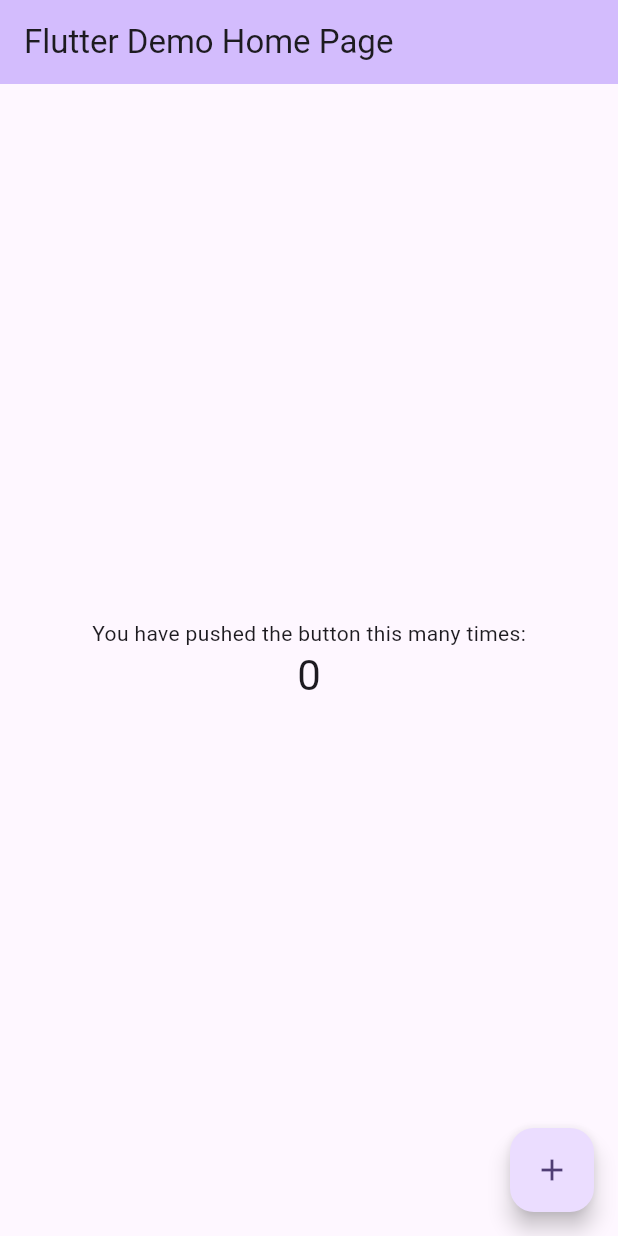
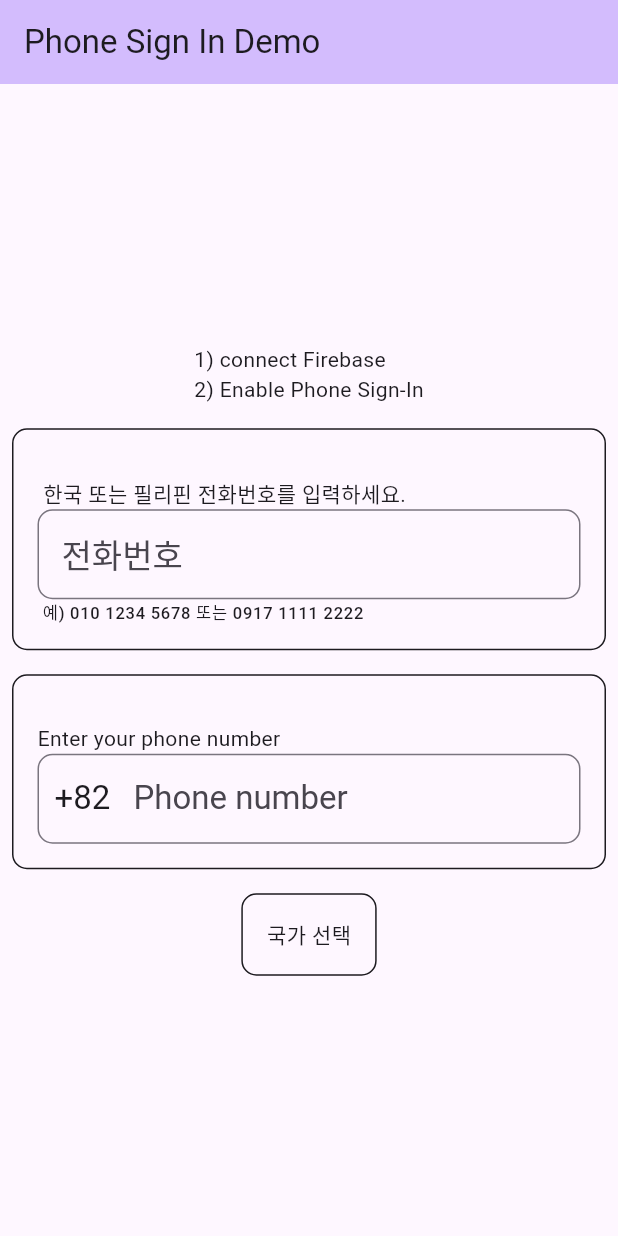
Before and after one commit to thruthesky/phone_sign_in, a Flutter app: the screen it shows after launch, on a phone screen of 412 x 824 dp. Run offline on Flutter 3.47's test engine with Material 3 defaults, Android fonts, the phone set to English and light mode, and no system bars; our stand-ins replace country_picker, firebase_auth, firebase_core; accounts and stored records are empty.

Commit message:
adding phone sign

```diff
--- a/example/lib/main.dart
+++ b/example/lib/main.dart
@@ -1,125 +1,174 @@
+import 'package:country_picker/country_picker.dart';
+import 'package:example/firebase_options.dart';
+import 'package:firebase_core/firebase_core.dart';
 import 'package:flutter/material.dart';
+import 'package:phone_sign_in/phone_sign_in.dart';
 
-void main() {
+void main() async {
+  WidgetsFlutterBinding.ensureInitialized();
+  await Firebase.initializeApp(
+    options: DefaultFirebaseOptions.currentPlatform,
+  );
   runApp(const MyApp());
 }
 
 class MyApp extends StatelessWidget {
   const MyApp({super.key});
 
-  // This widget is the root of your application.
   @override
   Widget build(BuildContext context) {
     return MaterialApp(
       title: 'Flutter Demo',
       theme: ThemeData(
-        // This is the theme of your application.
-        //
-        // TRY THIS: Try running your application with "flutter run". You'll see
-        // the application has a purple toolbar. Then, without quitting the app,
-        // try changing the seedColor in the colorScheme below to Colors.green
-        // and then invoke "hot reload" (save your changes or press the "hot
-        // reload" button in a Flutter-supported IDE, or press "r" if you used
-        // the command line to start the app).
-        //
-        // Notice that the counter didn't reset back to zero; the application
-        // state is not lost during the reload. To reset the state, use hot
-        // restart instead.
-        //
-        // This works for code too, not just values: Most code changes can be
-        // tested with just a hot reload.
         colorScheme: ColorScheme.fromSeed(seedColor: Colors.deepPurple),
         useMaterial3: true,
       ),
-      home: const MyHomePage(title: 'Flutter Demo Home Page'),
+      home: const MyHomePage(),
     );
   }
 }
 
 class MyHomePage extends StatefulWidget {
-  const MyHomePage({super.key, required this.title});
-
-  // This widget is the home page of your application. It is stateful, meaning
-  // that it has a State object (defined below) that contains fields that affect
-  // how it looks.
-
-  // This class is the configuration for the state. It holds the values (in this
-  // case the title) provided by the parent (in this case the App widget) and
-  // used by the build method of the State. Fields in a Widget subclass are
-  // always marked "final".
-
-  final String title;
+  const MyHomePage({super.key});
 
   @override
   State<MyHomePage> createState() => _MyHomePageState();
 }
 
 class _MyHomePageState extends State<MyHomePage> {
-  int _counter = 0;
-
-  void _incrementCounter() {
-    setState(() {
-      // This call to setState tells the Flutter framework that something has
-      // changed in this State, which causes it to rerun the build method below
-      // so that the display can reflect the updated values. If we changed
-      // _counter without calling setState(), then the build method would not be
-      // called again, and so nothing would appear to happen.
-      _counter++;
-    });
-  }
-
   @override
   Widget build(BuildContext context) {
-    // This method is rerun every time setState is called, for instance as done
-    // by the _incrementCounter method above.
-    //
-    // The Flutter framework has been optimized to make rerunning build methods
-    // fast, so that you can just rebuild anything that needs updating rather
-    // than having to individually change instances of widgets.
     return Scaffold(
       appBar: AppBar(
-        // TRY THIS: Try changing the color here to a specific color (to
-        // Colors.amber, perhaps?) and trigger a hot reload to see the AppBar
-        // change color while the other colors stay the same.
         backgroundColor: Theme.of(context).colorScheme.inversePrimary,
-        // Here we take the value from the MyHomePage object that was created by
-        // the App.build method, and use it to set our appbar title.
-        title: Text(widget.title),
+        title: const Text('Phone Sign In Demo'),
       ),
       body: Center(
-        // Center is a layout widget. It takes a single child and positions it
-        // in the middle of the parent.
+        child: Padding(
+          padding: const EdgeInsets.all(8.0),
           child: Column(
-          // Column is also a layout widget. It takes a list of children and
-          // arranges them vertically. By default, it sizes itself to fit its
-          // children horizontally, and tries to be as tall as its parent.
-          //
-          // Column has various properties to control how it sizes itself and
-          // how it positions its children. Here we use mainAxisAlignment to
-          // center the children vertically; the main axis here is the vertical
-          // axis because Columns are vertical (the cross axis would be
-          // horizontal).
-          //
-          // TRY THIS: Invoke "debug painting" (choose the "Toggle Debug Paint"
-          // action in the IDE, or press "p" in the console), to see the
-          // wireframe for each widget.
             mainAxisAlignment: MainAxisAlignment.center,
             children: <Widget>[
               const Text(
-              'You have pushed the button this many times:',
+                '1) connect Firebase\n2) Enable Phone Sign-In',
               ),
-            Text(
-              '$_counter',
-              style: Theme.of(context).textTheme.headlineMedium,
+
+              /// 한국전화번호 또는 필리핀 전화번호를 입력받는 경우,
+              Box(
+                child: PhoneSignIn(
+                  labelOnPhoneNumberTextField: const Text(
+                    ' 한국 또는 필리핀 전화번호를 입력하세요.',
+                  ),
+                  labelUnderPhoneNumberTextField: Text(
+                    ' 예) 010 1234 5678 또는 0917 1111 2222',
+                    style: Theme.of(context).textTheme.labelSmall,
+                  ),
+                  labelVerifyPhoneNumberButton: const Text('전화번호 인증'),
+                  labelOnDisplayPhoneNumber: const Text('전화번호'),
+                  labelOnSmsCodeTextField: const Text('SMS 코드를 입력하세요'),
+                  labelRetry: const Text('재시도'),
+                  labelVerifySmsCodeButton: const Text('SMS 코드 인증'),
+                  hintTextPhoneNumberTextField: '전화번호',
+                  hintTextSmsCodeTextField: 'SMS 코드',
+                  onCompletePhoneNumber: onCompletePhoneNumber,
+                  onDisplayPhoneNumber: (phoneNumber) {
+                    print('Got -> display phone number: $phoneNumber');
+
+                    if (phoneNumber.startsWith('+8210')) {
+                      phoneNumber = phoneNumber.replaceFirst('+82', '0');
+                      phoneNumber =
+                          '${phoneNumber.substring(0, 3)}-${phoneNumber.substring(3, 7)}-${phoneNumber.substring(7)}';
+                    } else if (phoneNumber.startsWith('+639')) {
+                      phoneNumber = phoneNumber.replaceFirst('+63', '0');
+                      phoneNumber =
+                          '${phoneNumber.substring(0, 4)}-${phoneNumber.substring(4, 7)}-${phoneNumber.substring(7)}';
+                    }
+
+                    print('Return -> display phone number: $phoneNumber');
+                    return phoneNumber;
+                  },
+                  onSignInSuccess: onSignInSuccess,
+                  onSignInFailed: onSignInFailed,
+                ),
+              ),
+              Box(
+                child: PhoneSignIn(
+                  countryCode: 'KR',
+                  onSignInSuccess: onSignInSuccess,
+                  onSignInFailed: onSignInFailed,
+                ),
+              ),
+              Box(
+                child: PhoneSignIn(
+                  labelOnCountryPicker: const Text('국가 선택'),
+                  labelChangeCountry: const Text('변경'),
+
+                  /// You can add country picker on the phone sign in by adding the countryPickerOptions parameter.
+                  countryPickerOptions: CountryPickerOptions(
+                    /// You can add your own custom country list like below. Or remove the countryFilter parameter to show all countries.
+                    // countryFilter: ['KR', 'VN', 'TH', 'LA', 'MM', 'PH'],
+                    showSearch: false,
+                    countryListTheme: const CountryListThemeData(
+                      bottomSheetHeight: 400,
+                    ),
+                    onSelect: (country) {
+                      print('Country: ${country.name}');
+                    },
+                  ),
+                  onSignInSuccess: onSignInSuccess,
+                  onSignInFailed: onSignInFailed,
+                ),
               ),
             ],
           ),
         ),
-      floatingActionButton: FloatingActionButton(
-        onPressed: _incrementCounter,
-        tooltip: 'Increment',
-        child: const Icon(Icons.add),
-      ), // This trailing comma makes auto-formatting nicer for build methods.
+      ),
+    );
+  }
+
+  String onCompletePhoneNumber(String phoneNumber) {
+    if (phoneNumber.startsWith('10')) {
+      phoneNumber = '+82$phoneNumber';
+    } else if (phoneNumber.startsWith('9')) {
+      phoneNumber = '+63$phoneNumber';
+    }
+    print('Phone number: $phoneNumber');
+    return phoneNumber;
+  }
+
+  void onSignInSuccess() {
+    print('Sign in success');
+  }
+
+  void onSignInFailed(e) => ScaffoldMessenger.of(context).showSnackBar(
+        SnackBar(
+          content: Text('Sign in failed:  ${e.message}'),
+        ),
+      );
+}
+
+class Box extends StatelessWidget {
+  const Box({
+    super.key,
+    required this.child,
+  });
+
+  final Widget child;
+
+  @override
+  Widget build(BuildContext context) {
+    return Container(
+        margin: const EdgeInsets.only(top: 16),
+        padding: const EdgeInsets.all(16),
+        decoration: BoxDecoration(
+          color: Theme.of(context).colorScheme.surface,
+          borderRadius: BorderRadius.circular(10),
+          border: Border.all(
+            color: Theme.of(context).colorScheme.onSurface,
+          ),
+        ),
+        child:
+            child // This is the child widget that will be displayed inside the box
         );
   }
 }
--- a/example/pubspec.yaml
+++ b/example/pubspec.yaml
@@ -35,6 +35,11 @@ dependencies:
   # The following adds the Cupertino Icons font to your application.
   # Use with the CupertinoIcons class for iOS style icons.
   cupertino_icons: ^1.0.6
+  firebase_core: ^2.31.0
+  firebase_auth: ^4.19.5
+  phone_sign_in:
+    path: ..
+  country_picker: ^2.0.26
 
 dev_dependencies:
   flutter_test:
--- /dev/null
+++ b/lib/src/country_picker_options.dart
@@ -0,0 +1,36 @@
+import 'package:country_picker/country_picker.dart';
+import 'package:flutter/material.dart';
+
+class CountryPickerOptions {
+  final ValueChanged<Country> onSelect;
+  final VoidCallback? onClosed;
+  final List<String>? favorite;
+  final List<String>? exclude;
+  final List<String>? countryFilter;
+  final bool showPhoneCode;
+  final CustomFlagBuilder? customFlagBuilder;
+  final CountryListThemeData? countryListTheme;
+  final bool searchAutofocus;
+  final bool showWorldWide;
+  final bool showSearch;
+  final bool useSafeArea;
+  final bool useRootNavigator;
+  final bool moveAlongWithKeyboard;
+
+  const CountryPickerOptions({
+    required this.onSelect,
+    this.onClosed,
+    this.favorite,
+    this.exclude,
+    this.countryFilter,
+    this.showPhoneCode = true,
+    this.customFlagBuilder,
+    this.countryListTheme,
+    this.searchAutofocus = false,
+    this.showWorldWide = false,
+    this.showSearch = true,
+    this.useSafeArea = false,
+    this.useRootNavigator = false,
+    this.moveAlongWithKeyboard = false,
+  });
+}
--- /dev/null
+++ b/lib/src/phone_sign_in.dart
@@ -0,0 +1,357 @@
+import 'dart:developer';
+
+import 'package:country_picker/country_picker.dart';
+import 'package:firebase_auth/firebase_auth.dart';
+import 'package:flutter/material.dart';
+import 'package:phone_sign_in/phone_sign_in.dart';
+
+/// A widget that allows users to sign in with their phone number.
+///
+/// This widget is a wrapper around the Firebase phone authentication API.
+///
+/// If the phone number from user start with '+', then the phone number will be used as it is (without any formatting).
+///
+///
+///
+class PhoneSignIn extends StatefulWidget {
+  const PhoneSignIn({
+    super.key,
+    this.countryCode,
+    this.countryPickerOptions,
+    this.firebaseAuthLanguageCode = 'en',
+    this.onCompletePhoneNumber,
+    this.onDisplayPhoneNumber,
+    required this.onSignInSuccess,
+    required this.onSignInFailed,
+    this.labelOnPhoneNumberTextField,
+    this.labelUnderPhoneNumberTextField,
+    this.labelVerifyPhoneNumberButton,
+    this.labelOnDisplayPhoneNumber,
+    this.labelOnSmsCodeTextField,
+    this.labelRetry,
+    this.labelVerifySmsCodeButton,
+    this.labelOnCountryPicker,
+    this.labelChangeCountry,
+    this.hintTextPhoneNumberTextField,
+    this.hintTextSmsCodeTextField,
+  });
+
+  final String? countryCode;
+  final CountryPickerOptions? countryPickerOptions;
+  final String firebaseAuthLanguageCode;
+  final String Function(String)? onCompletePhoneNumber;
+  final String Function(String)? onDisplayPhoneNumber;
+
+  final VoidCallback onSignInSuccess;
+  final void Function(FirebaseAuthException) onSignInFailed;
+
+  final Widget? labelOnPhoneNumberTextField;
+  final Widget? labelUnderPhoneNumberTextField;
+  final Widget? labelVerifyPhoneNumberButton;
+  final Widget? labelOnDisplayPhoneNumber;
+  final Widget? labelOnSmsCodeTextField;
+  final Widget? labelRetry;
+  final Widget? labelVerifySmsCodeButton;
+  final Widget? labelOnCountryPicker;
+  final Widget? labelChangeCountry;
+
+  final String? hintTextPhoneNumberTextField;
+  final String? hintTextSmsCodeTextField;
+
+  @override
+  State<PhoneSignIn> createState() => _PhoneSignInState();
+}
+
+class _PhoneSignInState extends State<PhoneSignIn> {
+  bool progress = false;
+  Country? country;
+  final TextEditingController phoneNumberController = TextEditingController();
+  final TextEditingController smsCodeController = TextEditingController();
+  bool get countryPicker => widget.countryPickerOptions != null;
+
+  String? verificationId;
+
+  bool showSmsCodeInput = false;
+
+  @override
+  void initState() {
+    super.initState();
+
+    if (widget.countryCode != null) {
+      country = Country.parse(widget.countryCode!);
+    }
+  }
+
+  @override
+  Widget build(BuildContext context) {
+    return Column(
+      crossAxisAlignment: CrossAxisAlignment.start,
+      mainAxisAlignment: MainAxisAlignment.start,
+      mainAxisSize: MainAxisSize.min,
+      children: [
+        if (countryPicker)
+          GestureDetector(
+            behavior: HitTestBehavior.opaque,
+            onTap: () {
+              showCountryPicker(
+                context: context,
+                onClosed: widget.countryPickerOptions?.onClosed,
+                favorite: widget.countryPickerOptions?.favorite,
+                exclude: widget.countryPickerOptions?.exclude,
+                countryFilter: widget.countryPickerOptions?.countryFilter,
+                showPhoneCode:
+                    widget.countryPickerOptions?.showPhoneCode ?? true,
+                customFlagBuilder:
+                    widget.countryPickerOptions?.customFlagBuilder,
+                countryListTheme: widget.countryPickerOptions?.countryListTheme,
+                searchAutofocus:
+                    widget.countryPickerOptions?.searchAutofocus ?? false,
+                showWorldWide:
+                    widget.countryPickerOptions?.showWorldWide ?? false,
+                showSearch: widget.countryPickerOptions?.showSearch ?? true,
+                useSafeArea: widget.countryPickerOptions?.useSafeArea ?? true,
+                onSelect: (Country country) {
+                  setState(() {
+                    this.country = country;
+                    widget.countryPickerOptions?.onSelect(country);
+                  });
+                },
+                useRootNavigator:
+                    widget.countryPickerOptions?.useRootNavigator ?? false,
+                moveAlongWithKeyboard:
+                    widget.countryPickerOptions?.moveAlongWithKeyboard ?? false,
+              );
+            },
+            child: Column(
+              crossAxisAlignment: CrossAxisAlignment.start,
+              mainAxisAlignment: MainAxisAlignment.start,
+              mainAxisSize: MainAxisSize.min,
+              children: [
+                widget.labelOnCountryPicker ??
+                    const Text('Select your country'),
+                if (country != null) ...[
+                  Text('(+${country!.phoneCode}) ${country!.name}',
+                      style: Theme.of(context).textTheme.titleLarge),
+                  widget.labelChangeCountry ??
+                      Text('Change',
+                          style: Theme.of(context).textTheme.labelSmall),
+                ],
+              ],
+            ),
+          ),
+        if (showSmsCodeInput == false &&
+            (countryPicker == false || country != null)) ...[
+          const SizedBox(height: 16),
+          widget.labelOnPhoneNumberTextField ??
+              const Text('Enter your phone number'),
+          TextField(
+            controller: phoneNumberController,
+            style: Theme.of(context).textTheme.titleLarge,
+            decoration: InputDecoration(
+              prefixIcon: country != null
+                  ? SizedBox(
+                      width: country!.phoneCode.length <= 2 ? 60 : 80,
+                      child: Center(
+                        child: Text(
+                          '+${country!.phoneCode}',
+                          style: Theme.of(context).textTheme.titleLarge,
+                        ),
+                      ),
+                    )
+                  : null,
+              hintText: widget.hintTextPhoneNumberTextField ?? 'Phone number',
+              border: OutlineInputBorder(
+                borderRadius: BorderRadius.circular(10),
+              ),
+            ),
+            onChanged: (value) => setState(() {}),
+          ),
+          if (widget.labelUnderPhoneNumberTextField != null)
+            widget.labelUnderPhoneNumberTextField!,
+          if (phoneNumberController.text.isNotEmpty) ...[
+            const SizedBox(height: 16),
+            ElevatedButton(
+              onPressed: () async {
+                showProgress();
+                FirebaseAuth.instance
+                    .setLanguageCode(widget.firebaseAuthLanguageCode);
+
+                await FirebaseAuth.instance.verifyPhoneNumber(
+                  timeout: const Duration(seconds: 120),
+                  phoneNumber: onCompletePhoneNumber(),
+                  // Android Only. Automatic SMS code resolved. Just go home.
+                  verificationCompleted:
+                      (PhoneAuthCredential credential) async {
+                    // Note that, the app logs in automatically in Anroid, the app may throw time-expire or invalid sms code.
+                    // You can ignore this erorrs.
+                    // Sign the user in (or link) with the auto-generated credential
+                    await FirebaseAuth.instance
+                        .signInWithCredential(credential);
+                    onSignInSuccess();
+                  },
+                  // Phone number verification failed or there is an error on Firebase like quota exceeded.
+                  // This is not for the failures of SMS code verification!!
+                  verificationFailed: (FirebaseAuthException e) {
+                    onSignInFailed(e);
+                  },
+                  // Phone number verfied and SMS code sent to user.
+                  // Show SMS code input UI.
+                  codeSent: (String verificationId, int? resendToken) {
+                    this.verificationId = verificationId;
+                    setState(() {
+                      showSmsCodeInput = true;
+                      hideProgress();
+                    });
+                  },
+                  // Only for Android. This timeout may happens when the Phone Signal is not stable.
+                  codeAutoRetrievalTimeout: (String verificationId) {
+                    // Auto-resolution timed out...
+                    if (mounted) {
+                      ScaffoldMessenger.of(context).showSnackBar(
+                        const SnackBar(
+                          content: Text(
+                            'SMS code auto-resolution timed out. Please retry.',
+                          ),
+                        ),
+                      );
+                      setState(() {
+                        showSmsCodeInput = false;
+                      });
+                      hideProgress();
+                    }
+                  },
+                );
+              },
+              child: progress
+                  ? const CircularProgressIndicator.adaptive()
+                  : widget.labelVerifyPhoneNumberButton ??
+                      const Text('Verify phone number'),
+            ),
+          ],
+        ],
+        if (showSmsCodeInput) ...[
+          widget.labelOnDisplayPhoneNumber ?? const Text('Phone number'),
+          Text(
+            onDisplayPhoneNumber(),
+            style: Theme.of(context).textTheme.titleLarge,
+          ),
+          const SizedBox(height: 16),
+          widget.labelOnSmsCodeTextField ?? const Text('Enter the SMS code'),
+          TextField(
+            controller: smsCodeController,
+            style: Theme.of(context).textTheme.titleLarge,
+            decoration: InputDecoration(
+              hintText: widget.hintTextSmsCodeTextField ?? 'SMS code',
+              border: OutlineInputBorder(
+                borderRadius: BorderRadius.circular(10),
+              ),
+            ),
+            onChanged: (value) => setState(() {}),
+          ),
+          const SizedBox(height: 16),
+          Row(
+            children: [
+              ElevatedButton(
+                onPressed: retry,
+                child: widget.labelRetry ?? const Text('Retry'),
+              ),
+              const Spacer(),
+              if (smsCodeController.text.isNotEmpty)
+                ElevatedButton(
+                  onPressed: () async {
+                    showProgress();
+                    final credential = PhoneAuthProvider.credential(
+                      verificationId: verificationId!,
+                      smsCode: smsCodeController.text,
+                    );
+                    try {
+                      await FirebaseAuth.instance
+                          .signInWithCredential(credential);
+                      onSignInSuccess();
+                    } on FirebaseAuthException catch (e) {
+                      onSignInFailed(e);
+                    }
+                  },
+                  child: progress
+                      ? const CircularProgressIndicator.adaptive()
+                      : widget.labelVerifySmsCodeButton ??
+                          const Text('Verify SMS code'),
+                ),
+            ],
+          )
+        ],
+      ],
+    );
+  }
+
+  /// Format the phone number to display
+  ///
+  /// This function returns the phone number that will be displayed to the user.
+  /// The phone number may be in any form that is suitable for the user interface.
+  ///
+  /// 이 함수는 [onCompletePhoneNumber] 함수와는 다르게 Firebase sign-in 에 사용되는 전화번호가 아닌,
+  /// 사용자에 보여줄 친숙한 형태로 전화번호를 반환하면 된다.
+  ///
+  /// 예를 들면, 전화번호가 한국 전화번호로 "+82" 로 고정되어져 있다면, 화면에 표시할 전화번호는 "010-1234-5678" 과 같이
+  /// 국제 전화번호로 표시 할 필요가 없다.
+  ///
+  String onDisplayPhoneNumber() {
+    final phoneNumber = onCompletePhoneNumber();
+    return widget.onDisplayPhoneNumber?.call(phoneNumber) ?? phoneNumber;
+  }
+
+  /// Format the phone number before sending it to Firebase.
+  ///
+  /// This function should return the phone number in the international phone number format.
+  ///
+  /// 이 함수가 리턴하는 전화번호는 Firebase Phone Sign-in 에 사용되므로, 국제 전화번호 형식으로 반환해야 한다.
+  String onCompletePhoneNumber() {
+    final phoneNumber = phoneNumberController.text;
+    String number = phoneNumber.trim();
+    if (number.startsWith('+')) {
+      log('--> onCompletePhoneNumber: $number starts with +. No formatting needed.');
+      return number;
+    }
+    number = number.replaceAll(RegExp(r'[^\+0-9]'), '');
+    number = number.replaceFirst(RegExp(r'^0'), '');
+    number = number.replaceAll(' ', '');
+    number = number.replaceAll('-', '');
+    number = number.replaceAll('(', '');
+    number = number.replaceAll(')', '');
+
+    if (widget.onCompletePhoneNumber != null) {
+      return widget.onCompletePhoneNumber?.call(number) ?? number;
+    } else if (countryPicker) {
+      return '+${country!.phoneCode}$number';
+    } else {
+      return number;
+    }
+  }
+
+  onSignInSuccess() {
+    hideProgress();
+    widget.onSignInSuccess.call();
+  }
+
+  onSignInFailed(FirebaseAuthException e) {
+    hideProgress();
+    widget.onSignInFailed.call(e);
+  }
+
+  void showProgress() {
+    setState(() => progress = true);
+  }
+
+  void hideProgress() {
+    setState(() => progress = false);
+  }
+
+  void retry() {
+    setState(() {
+      showSmsCodeInput = false;
+      verificationId = null;
+      phoneNumberController.clear();
+      smsCodeController.clear();
+    });
+  }
+}
--- a/pubspec.yaml
+++ b/pubspec.yaml
@@ -8,6 +8,8 @@ environment:
   flutter: ">=1.17.0"
 
 dependencies:
+  country_picker: ^2.0.26
+  firebase_auth: ^4.19.5
   flutter:
     sdk: flutter
 
```
Also changed, not shown: lib/phone_sign_in.dart (+2 -7 lines), example/lib/firebase_options.dart (added), example/pubspec.lock, 24 other files. Lines whose indentation alone changed are shown as unchanged.
